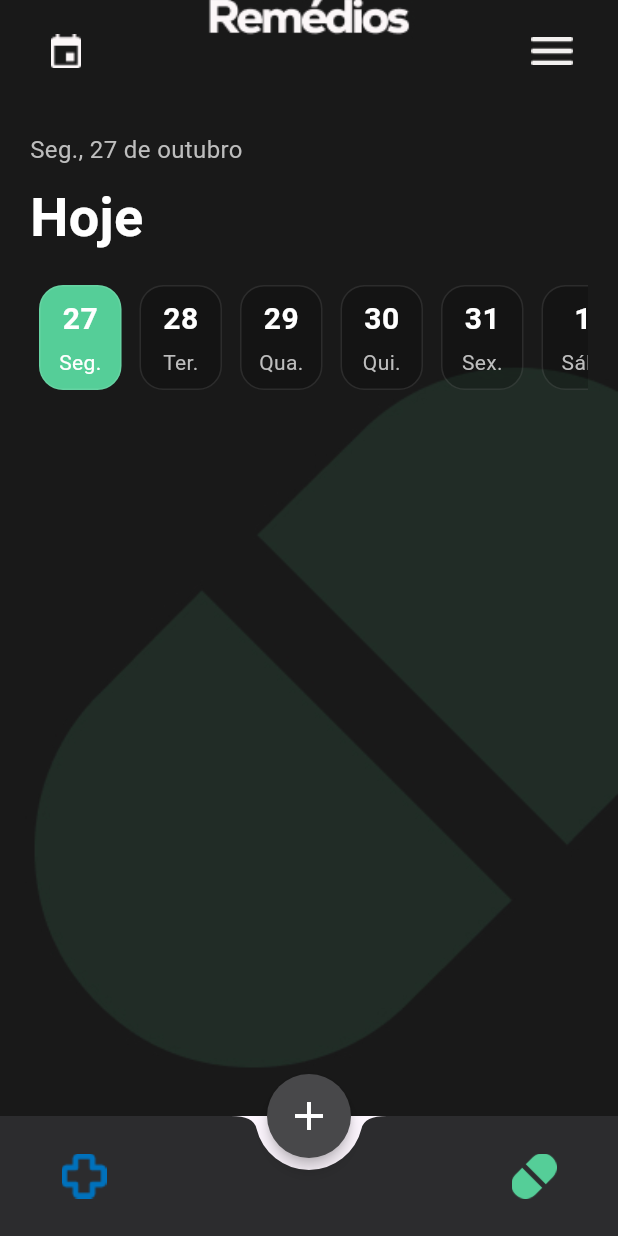
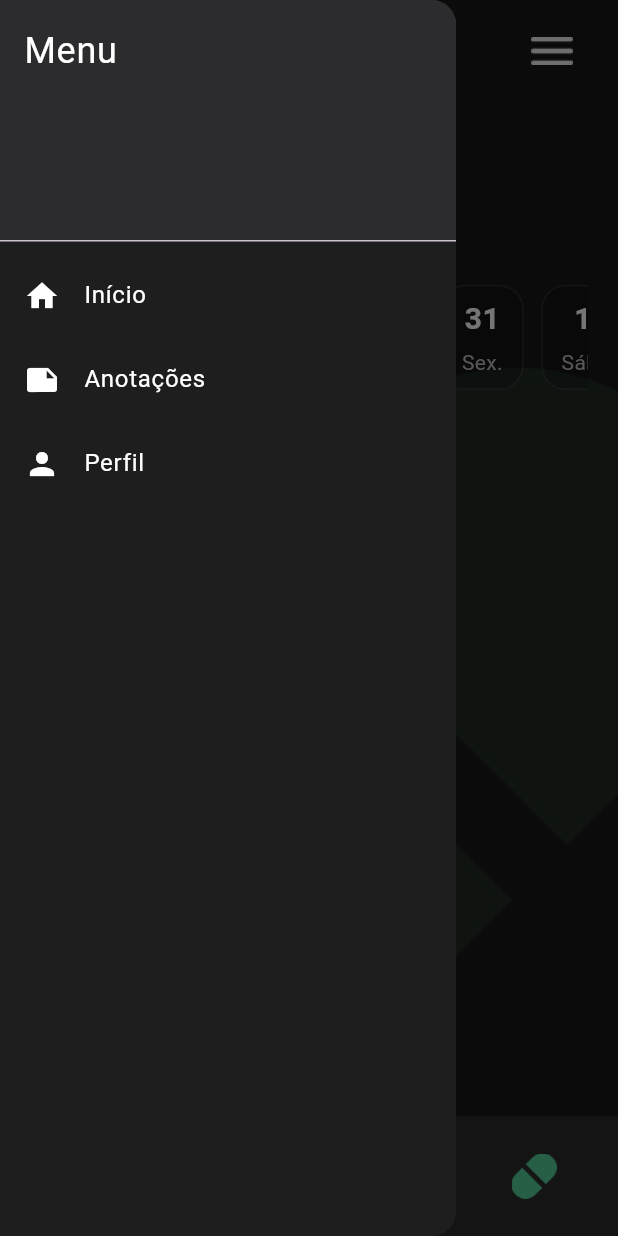
Before and after one commit to guivconB/mandaily, a Flutter app: the TelaRemedio screen opened directly, with the side drawer open (before the commit the screen has no drawer), on a phone screen of 412 x 824 dp. Run offline on Flutter 3.47's test engine with Material 3 defaults, Android fonts, the phone set to English and light mode, and no system bars; our stand-ins replace google_fonts, table_calendar.

Commit message:
Qualidades de vida para o app

```diff
--- a/lib/home/remedios/tela_remedio.dart
+++ b/lib/home/remedios/tela_remedio.dart
@@ -1,6 +1,9 @@
 import 'package:flutter/material.dart';
 import 'package:intl/intl.dart';
 import 'package:intl/date_symbol_data_local.dart';
+import 'package:mandaily/anotacoes.dart';
+import 'package:mandaily/calendar_screen.dart';
+import 'package:mandaily/home/remedios/adicionar_remedio.dart';
 import 'package:mandaily/home/tela_consulta.dart';
 
 class TelaRemedio extends StatefulWidget {
@@ -11,6 +14,9 @@
 }
 
 class _TelaRemedioState extends State<TelaRemedio> {
+  // --- ADIÇÃO 1: Chave global para o Scaffold (para controlar o Drawer) ---
+  final GlobalKey<ScaffoldState> _scaffoldKey = GlobalKey<ScaffoldState>();
+
   late DateTime _selectedDate;
   final List<DateTime> _diasDoMes = [];
 
@@ -30,7 +36,57 @@
   @override
   Widget build(BuildContext context) {
     return Scaffold(
-      // A estrutura principal da tela (body) continua a mesma
+      // --- ADIÇÃO 2: Associar a chave ao Scaffold ---
+      key: _scaffoldKey,
+
+      // --- ADIÇÃO 3: Adicionar o Drawer (menu lateral) ---
+      // (Copiado da tela_consulta.dart para consistência)
+      drawer: Drawer(
+        backgroundColor: const Color(0xFF1E1E1E),
+        child: ListView(
+          padding: EdgeInsets.zero,
+          children: <Widget>[
+            const DrawerHeader(
+              decoration: BoxDecoration(
+                color: Color(0xFF2C2C2E),
+              ),
+              child: Text(
+                'Menu',
+                style: TextStyle(
+                  color: Colors.white,
+                  fontSize: 24,
+                ),
+              ),
+            ),
+            ListTile(
+              leading: const Icon(Icons.home, color: Colors.white),
+              title: const Text('Início', style: TextStyle(color: Colors.white)),
+              onTap: () {
+                Navigator.pop(context);
+              },
+            ),
+            ListTile(
+              leading: const Icon(Icons.note, color: Colors.white),
+              title: const Text('Anotações', style: TextStyle(color: Colors.white)),
+              onTap: () {
+                Navigator.push(
+                  context,
+                  MaterialPageRoute(builder: (context) => const AnotacoesPage()),
+                );
+              },
+            ),
+            ListTile(
+              leading: const Icon(Icons.person, color: Colors.white),
+              title: const Text('Perfil', style: TextStyle(color: Colors.white)),
+              onTap: () {
+                Navigator.pop(context);
+              },
+            ),
+          ],
+        ),
+      ),
+
+      // O body da tela permanece o mesmo
       body: Container(
         decoration: const BoxDecoration(
           image: DecorationImage(
@@ -49,19 +105,27 @@
                 Row(
                   mainAxisAlignment: MainAxisAlignment.spaceBetween,
                   children: [
+                    // --- MODIFICAÇÃO 1: Ação do botão do Calendário ---
                     IconButton(
                       icon: Image.asset('lib/assets/images/iconcalendar.png', width: 28, height: 28),
-                      onPressed: () => print('Botão de Calendário pressionado!'),
+                      onPressed: () {
+                        Navigator.push(
+                          context,
+                          MaterialPageRoute(builder: (context) => const CalendarScreen()),
+                        );
+                      },
                     ),
+                    // --- MODIFICAÇÃO 2: Ação do botão de Menu (3 barras) ---
                     IconButton(
                       icon: Image.asset('lib/assets/images/icon3barras.png', width: 28, height: 28),
-                      onPressed: () => print('Botão de Menu pressionado!'),
+                      onPressed: () {
+                        // Abre o Drawer
+                        _scaffoldKey.currentState?.openDrawer();
+                      },
                     ),
                   ],
                 ),
                 const SizedBox(height: 30),
-
-                // --- DATA ATUAL FORMATADA ---
                 Text(
                   capitalize(DateFormat('EEE, dd \'de\' MMMM', 'pt_BR').format(_selectedDate)),
                   style: TextStyle(
@@ -79,8 +143,6 @@
                   ),
                 ),
                 const SizedBox(height: 20),
-
-                // --- SELETOR DE DIAS HORIZONTAL ---
                 SizedBox(
                   height: 70,
                   child: ListView.builder(
@@ -132,16 +194,18 @@
         ),
       ),
 
-      // --- INÍCIO DA NOVA SEÇÃO DE BOTÕES FLUTUANTES ---
-
-      // 1. O Botão de Ação Flutuante Principal (o do meio)
+      // --- MODIFICAÇÃO 3: Ação do Botão Flutuante Central ---
       floatingActionButton: FloatingActionButton(
         onPressed: () {
-          print('Botão central (+) pressionado!');
+          // Navega para a tela de adicionar remédio
+          Navigator.push(
+            context,
+            MaterialPageRoute(builder: (context) => AdicionarRemedio()),
+          );
         },
-        backgroundColor: const Color(0xFF48484A), // Cinza escuro, como na imagem
-        elevation: 4.0, // Uma pequena sombra para dar profundidade
-        shape: const CircleBorder(), // Garante que ele seja perfeitamente redondo
+        backgroundColor: const Color(0xFF48484A),
+        elevation: 4.0,
+        shape: const CircleBorder(),
         child: const Icon(
           Icons.add,
           color: Colors.white,
@@ -149,10 +213,10 @@
         ),
       ),
 
-      // 2. A localização do botão principal
       floatingActionButtonLocation: FloatingActionButtonLocation.centerDocked,
 
-      // 3. A barra inferior que segura os botões laterais
+      // A BottomAppBar já estava correta, com a troca de ícones e navegação.
+      // Nenhuma alteração necessária aqui.
       bottomNavigationBar: BottomAppBar(
         color: const Color(0xFF2C2C2E),
         shape: const CircularNotchedRectangle(),
@@ -162,12 +226,9 @@
           child: Row(
             mainAxisAlignment: MainAxisAlignment.spaceBetween,
             children: <Widget>[
-              // --- ÍCONE DA ESQUERDA (INATIVO) ---
               IconButton(
-                // Ícone de saúde vazio, para navegar para a tela de consulta.
                 icon: Image.asset('lib/assets/images/saudevazio.png', width: 30, height: 30),
                 onPressed: () {
-                  // A navegação com PageRouteBuilder que já fizemos.
                   Navigator.pushReplacement(
                     context,
                     PageRouteBuilder(
@@ -183,13 +244,9 @@
                   );
                 },
               ),
-
-              // --- ÍCONE DA DIREITA (ATIVO) ---
               IconButton(
-                // Ícone de pílula preenchido, pois estamos na tela de remédios.
                 icon: Image.asset('lib/assets/images/iconepilula.png', width: 30, height: 30),
                 onPressed: () {
-                  // Ação desnecessária, já estamos nesta tela.
                   print('Já está na Tela de Remédio.');
                 },
               ),
@@ -197,7 +254,6 @@
           ),
         ),
       ),
-      // --- FIM DA SEÇÃO ---
     );
   }
 }
```
Also changed, not shown: lib/calendar_screen.dart (+66 -4 lines).
